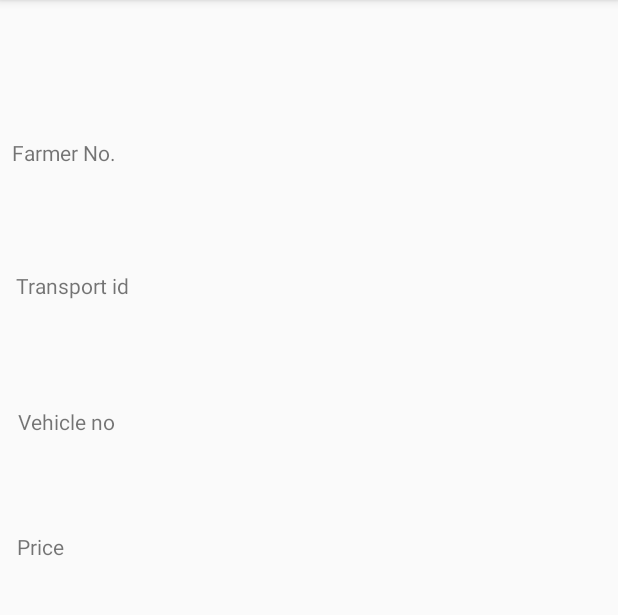
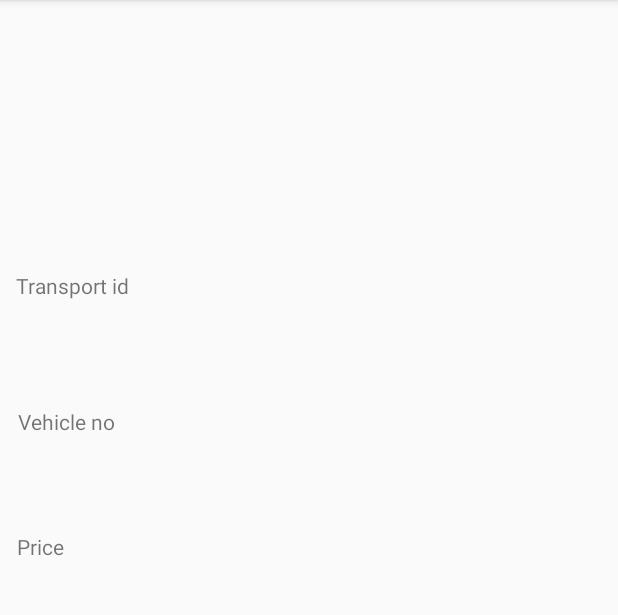
Before and after one commit to kmitProject111/MajorProject, an Android app: the FarmerCheckout screen opened directly, with no data from a screen before it, on a phone screen of 412 x 824 dp, the part 84-699 px from its top. Run offline under Robolectric (Android 15) with nearby library versions, the phone set to English and light mode, and no system bars.

Commit message:
Revert "added farmer showbookings activity"
This reverts commit da88ee00552c7b21464c97b60153dde7c9bda298.

```diff
--- a/app/src/main/AndroidManifest.xml
+++ b/app/src/main/AndroidManifest.xml
@@ -13,8 +13,7 @@
         android:roundIcon="@mipmap/ic_launcher_round"
         android:supportsRtl="true"
         android:theme="@style/AppTheme">
-        <activity android:name=".FarmerBookingShow"></activity>
-        <activity android:name=".FarmerCheckout" />
+        <activity android:name=".FarmerCheckout"></activity>
         <activity android:name=".AddCropDetails" />
         <activity android:name=".FarmerBook" />
         <activity android:name=".ui.home.TransportAddVehicle" />
--- a/app/src/main/java/com/sih/majorproject/FarmerBook.java
+++ b/app/src/main/java/com/sih/majorproject/FarmerBook.java
@@ -24,7 +24,7 @@ public class FarmerBook extends AppCompatActivity {
      ArrayList<Vehicle> vl;
     ArrayList<String> al;
    ListView list;
-    String phone;
+
     @Override
     protected void onCreate(Bundle savedInstanceState) {
         super.onCreate(savedInstanceState);
@@ -47,8 +47,6 @@ public class FarmerBook extends AppCompatActivity {
                         al.add(obj.getString("capacity")+"-"+obj.getString("transport_id")+"-"+obj.getString("vehicle_no")+"-"+obj.getString("price"));
 
                     }
-                    Intent intent1 = getIntent();
-                    phone=intent1.getStringExtra("phone");
 
 
              //System.out.println(al.get(0)+"----------------------------");
@@ -64,7 +62,6 @@ public class FarmerBook extends AppCompatActivity {
                             Intent intent= new Intent(FarmerBook.this ,FarmerCheckout.class);
 
                             intent.putExtra("pos",position);
-                            intent.putExtra("phone",phone);
                             intent.putExtra("id",id);
                             intent.putExtra("t_id",vl.get(position).getTransport_id());
                             intent.putExtra("capacity",vl.get(position).getCapacity());
--- a/app/src/main/java/com/sih/majorproject/FarmerCheckout.java
+++ b/app/src/main/java/com/sih/majorproject/FarmerCheckout.java
@@ -2,16 +2,9 @@ package com.sih.majorproject;
 
 import android.content.Intent;
 import android.os.Bundle;
-import android.view.View;
-import android.widget.Button;
 import android.widget.TextView;
-import android.widget.Toast;
 
 import androidx.appcompat.app.AppCompatActivity;
-
-import com.parse.ParseException;
-import com.parse.ParseObject;
-import com.parse.SaveCallback;
 
 public class FarmerCheckout extends AppCompatActivity {
 
@@ -22,79 +15,35 @@ public class FarmerCheckout extends AppCompatActivity {
     String t_id;
     String v_no;
     String cap;
-    String pri;
-    String f_no;
-    TextView fno;
+String pri;
     TextView tid;
     TextView capacity ;
     TextView vno ;
     TextView price;
-    Button checkout;
 
 
     @Override
     protected void onCreate(Bundle savedInstanceState) {
         super.onCreate(savedInstanceState);
         setContentView(R.layout.activity_farmer_checkout);
-        fno=findViewById(R.id.farmer_phone_checkout);
         tid=findViewById(R.id.transport_id_checkout);
          capacity=findViewById(R.id.capacity_checkout) ;
          vno =findViewById(R.id.vehicle_no_checkout);
          price=findViewById(R.id.price_checkout);
         Intent intent = getIntent();
 
-        f_no=intent.getStringExtra("phone");
         id=intent.getStringExtra("id");
        pos= intent.getStringExtra("pos");
          t_id=intent.getStringExtra("t_id");
          v_no = intent.getStringExtra("v_no");
          cap=intent.getStringExtra("capacity");
             pri=intent.getStringExtra("price");
-        checkout=(Button) findViewById(R.id.button2);
-        checkout.setOnClickListener(new View.OnClickListener() {
-            @Override
-            public void onClick(View v) {
-                addBooking();
-                openBookingShow();
-            }
-        });
 
-         fno.setText(f_no);
          tid.setText(t_id);
          vno.setText(v_no);
          capacity.setText(cap);
          price.setText(pri);
 
 
-
-    }
-    public void addBooking(){
-        ParseObject booking = new ParseObject("Bookings");
-
-        booking.put("farmer_no",fno.getText().toString());
-        booking.put("transport_id",tid.getText().toString());
-        booking.put("vehicle_no",  vno.getText().toString());
-        booking.put("capacity",capacity.getText().toString());
-        booking.put("Price",price.getText().toString());
-
-        booking.saveInBackground(new SaveCallback() {
-            @Override
-            public void done(ParseException e) {
-                if (e == null) {
-                    // System.out.println("success");
-                    Toast.makeText(getApplicationContext(), "Booking added successfully", Toast.LENGTH_LONG).show();
-                } else {
-                    Toast.makeText(
-                            getApplicationContext(),
-                            e.getMessage(),
-                            Toast.LENGTH_LONG
-                    ).show();
-                }
-            }
-        });
-    }
-    public void openBookingShow(){
-        Intent intent1 = new Intent(this, FarmerBookingShow.class);
-        startActivity(intent1);
     }
 }
--- a/app/src/main/java/com/sih/majorproject/FarmerHome.java
+++ b/app/src/main/java/com/sih/majorproject/FarmerHome.java
@@ -28,7 +28,7 @@ public class FarmerHome extends AppCompatActivity {
         super.onCreate(savedInstanceState);
         Intent intent = getIntent();
         System.out.println(intent.getStringExtra("phone")+"--------------");
-        this.p=intent.getStringExtra("phone");
+         this.p=intent.getStringExtra("phone");
         this.pw=intent.getStringExtra("pword");
 
 
--- a/app/src/main/res/layout/activity_bookingshow.xml
+++ /dev/null
@@ -1,6 +0,0 @@
-<?xml version="1.0" encoding="utf-8"?>
-<ListView xmlns:android="http://schemas.android.com/apk/res/android"
-    android:layout_width="match_parent"
-    android:layout_height="match_parent">
-    tools:context=".FarmerBookingShow">
-</ListView>
--- a/app/src/main/res/layout/activity_farmer_checkout.xml
+++ b/app/src/main/res/layout/activity_farmer_checkout.xml
@@ -8,28 +8,6 @@
 
     <TextView
         android:id="@+id/textView10"
-        android:layout_width="177dp"
-        android:layout_height="21dp"
-        android:text="Farmer No."
-        app:layout_constraintBottom_toBottomOf="parent"
-        app:layout_constraintEnd_toEndOf="parent"
-        app:layout_constraintHorizontal_bias="0.034"
-        app:layout_constraintStart_toStartOf="parent"
-        app:layout_constraintTop_toTopOf="parent"
-        app:layout_constraintVertical_bias="0.123" />
-    <TextView
-        android:id="@+id/farmer_phone_checkout"
-        android:layout_width="180dp"
-        android:layout_height="22dp"
-        app:layout_constraintBottom_toBottomOf="parent"
-        app:layout_constraintEnd_toEndOf="parent"
-        app:layout_constraintHorizontal_bias="0.956"
-        app:layout_constraintStart_toStartOf="parent"
-        app:layout_constraintTop_toTopOf="parent"
-        app:layout_constraintVertical_bias="0.121" />
-
-    <TextView
-        android:id="@+id/textView11"
         android:layout_width="177dp"
         android:layout_height="21dp"
         android:text="Transport id"
@@ -50,8 +28,6 @@
         app:layout_constraintStart_toStartOf="parent"
         app:layout_constraintTop_toTopOf="parent"
         app:layout_constraintVertical_bias="0.242" />
-
-
 
     <TextView
         android:id="@+id/textView12"
--- a/build.gradle
+++ b/build.gradle
@@ -7,7 +7,7 @@ buildscript {
 
     }
     dependencies {
-        classpath 'com.android.tools.build:gradle:3.6.1'
+        classpath 'com.android.tools.build:gradle:3.5.3'
 
         // NOTE: Do not place your application dependencies here; they belong
         // in the individual module build.gradle files
```
Also changed, not shown: app/build.gradle (+5 -5 lines), app/src/main/java/com/sih/majorproject/FarmerBookingShow.java (deleted, +0 -14 lines), app/src/main/res/layout/fragment_home.xml (+0 -11 lines), gradle/wrapper/gradle-wrapper.properties, 1 other file.
